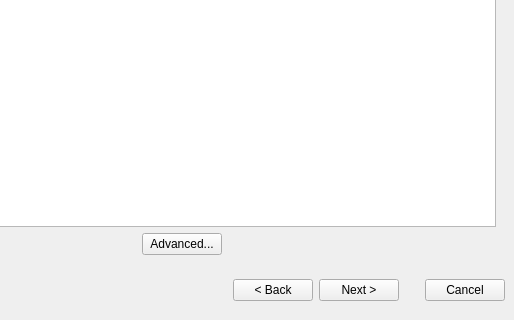
The window that ubiquity/frontend/liveinstaller.ui (chenhan1218/ubiquity) describes before a commit, drawn with Qt 5; both pictures show x 206 to 720 and y 288 to 608 of the 720 by 608 pixel window.
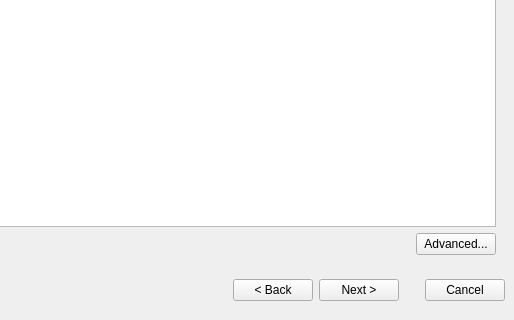
The same window after the commit. The open tabs and pages were chosen to show the change. Icons and pictures are not drawn.

Commit message: adjust spacing for Advanced button

What changed in the file:
```diff
--- a/ubiquity/frontend/liveinstaller.ui
+++ b/ubiquity/frontend/liveinstaller.ui
@@ -1389,7 +1389,7 @@
          </property>
          <property name="sizeHint" >
           <size>
-           <width>431</width>
+           <width>50</width>
            <height>20</height>
           </size>
          </property>
```
